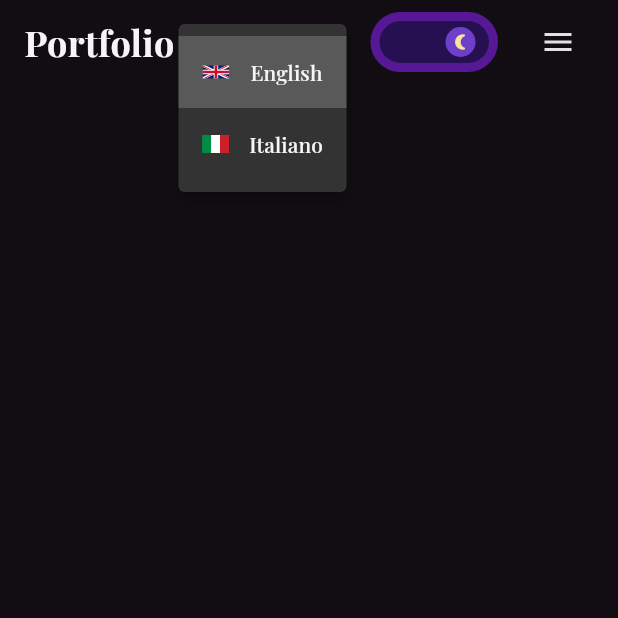
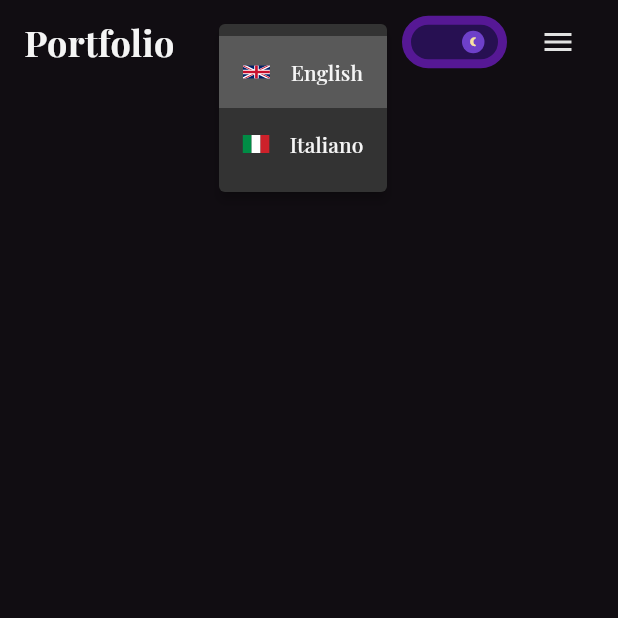
Before and after one commit to massimilianoporzio/flutter-portfolio, a Flutter app: the screen it shows after launch, after a tap on "En", on a phone screen of 412 x 824 dp, the top half of it. Run offline on Flutter 3.47's test engine with Material 3 defaults, Android fonts, the phone set to English and light mode, and no system bars; drawn by our look-alikes of flutter_switch; our stand-ins replace equatable, flutter_bloc, flutter_svg, gap, hydrated_bloc, shared_preferences.

Commit message:
forze la app bar va senza overflows

```diff
--- a/lib/widgets/appbar/app_bar_theme_switch.dart
+++ b/lib/widgets/appbar/app_bar_theme_switch.dart
@@ -12,13 +12,13 @@ class ThemeToggle extends StatelessWidget {
   Widget build(BuildContext context) {
     final themeMode = context.watch<ThemeCubit>().currentTheme;
     return Padding(
-      padding: EdgeInsets.symmetric(horizontal: context.insets.padding),
+      padding: EdgeInsets.symmetric(horizontal: 10),
       child: FlutterSwitch(
         value: themeMode == ThemeMode.dark,
-        width: 85,
-        height: 40.0,
-        toggleSize: 30.0,
 
+        //width: 65,
+        //height: 35.0,
+        //toggleSize: 25.0,
         activeToggleColor: Color(0xFF6E40C9),
         inactiveToggleColor: AppColors.gray[800]!,
         activeSwitchBorder: Border.all(
--- a/lib/widgets/appbar/my_app_bar.dart
+++ b/lib/widgets/appbar/my_app_bar.dart
@@ -20,17 +20,20 @@ class MyAppBar extends StatelessWidget {
       height: context.insets.appBarHeight,
       padding: EdgeInsets.symmetric(horizontal: context.insets.padding),
       child: ConstrainedBox(
-        constraints: BoxConstraints(maxWidth: Insets.maxWidth),
+        constraints: BoxConstraints(
+          maxWidth: Insets.maxWidth,
+        ),
         child: Row(
-          mainAxisAlignment: MainAxisAlignment.spaceEvenly,
+          mainAxisAlignment: MainAxisAlignment.spaceBetween,
           children: [
             AppLogo(),
             Spacer(),
             if (context.isDesktop) LargeMenu(),
             if (context.isDesktop) Spacer(),
             LanguageSelector(),
-            if (context.isDesktop) Gap(8),
+            if (context.isDesktop) Spacer(),
             ThemeToggle(),
+
             if (!context.isDesktop) AppBarDrawerIcon(),
           ],
         ),
```
